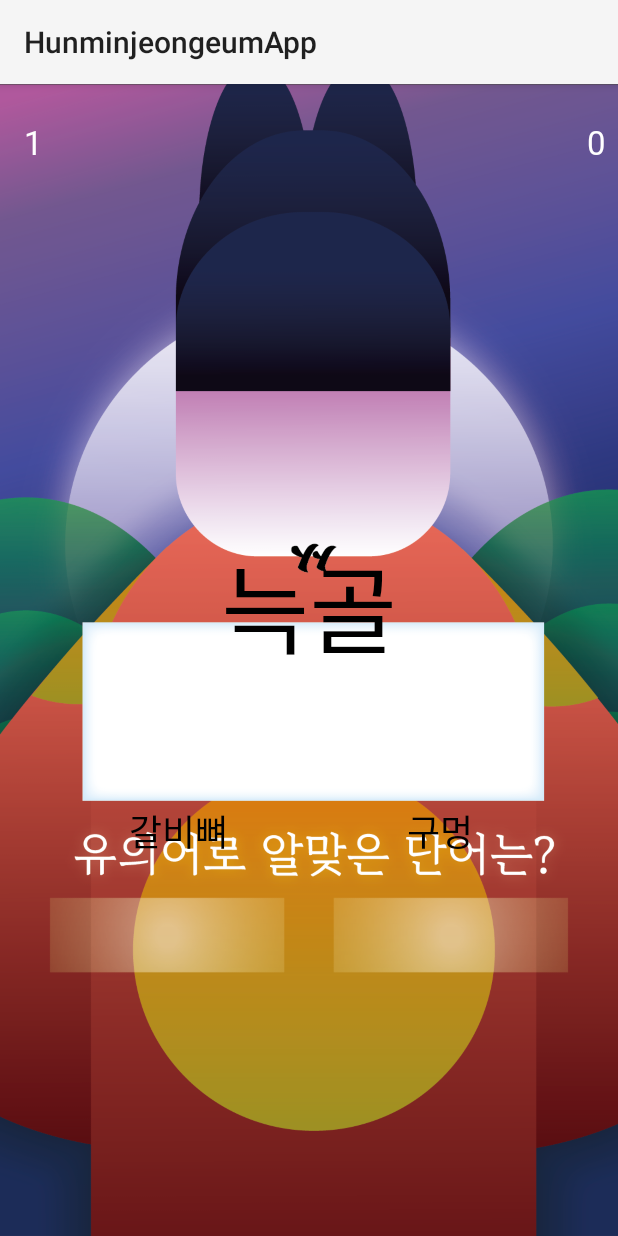
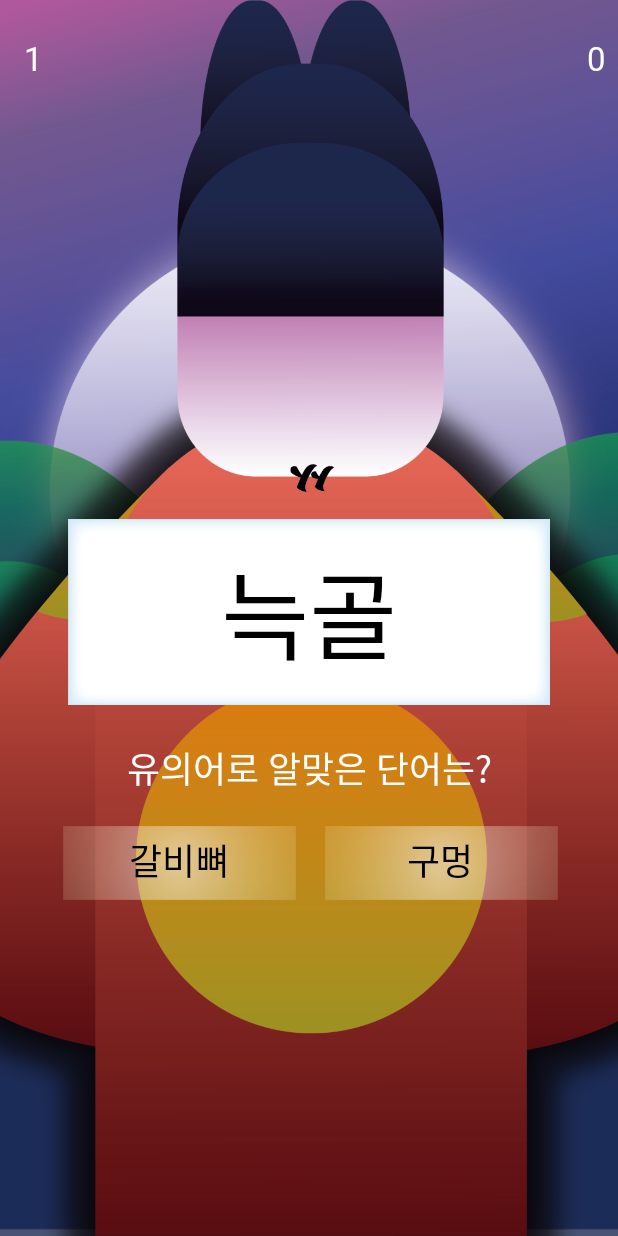
Before and after one commit to Zero020/HunminjeongeumApp, an Android app: the QuizBActivity screen opened directly, with no data from a screen before it, on a phone screen of 412 x 824 dp. Run offline under Robolectric (Android 15) with nearby library versions, the phone set to English and light mode, and no system bars.

Commit message:
fix: quiz_b 레이아웃 조정

```diff
--- a/app/src/main/res/layout/activity_quiz_b.xml
+++ b/app/src/main/res/layout/activity_quiz_b.xml
@@ -15,9 +15,22 @@
         android:layout_gravity="fill"
         android:scaleType="centerCrop"
 
-        android:src="@drawable/b_quiz_back1"
+        android:src="@drawable/b_quiz_back2_"
         android:visibility="visible"
+        app:layout_constraintBottom_toBottomOf="parent"
+        app:layout_constraintEnd_toEndOf="parent"
+        app:layout_constraintStart_toStartOf="parent"
+        app:layout_constraintTop_toTopOf="parent"
         tools:ignore="MissingConstraints" />
+
+    <ImageView
+        android:id="@+id/imageView_charactor"
+        android:layout_width="631dp"
+        android:layout_height="868dp"
+        app:layout_constraintEnd_toEndOf="parent"
+        app:layout_constraintStart_toStartOf="parent"
+        app:layout_constraintTop_toTopOf="parent"
+        app:srcCompat="@drawable/b_quiz_kingbase" />
 
     <TextView
         android:id="@+id/score"
@@ -48,99 +61,126 @@
         app:layout_constraintTop_toTopOf="parent" />
 
     <!-- 이미지뷰 (정답 또는 오답 이미지) -->
+
     <ImageView
         android:id="@+id/b_king_angry"
         android:layout_width="135dp"
         android:layout_height="100dp"
+        android:layout_marginTop="212dp"
         android:src="@drawable/a_quiz_angry"
-        android:translationX="138dp"
-        android:translationY="132dp"
         android:visibility="visible"
+        app:layout_constraintEnd_toEndOf="@+id/imageView_charactor"
+        app:layout_constraintStart_toStartOf="@+id/imageView_charactor"
+        app:layout_constraintTop_toTopOf="@+id/imageView_charactor"
+        tools:ignore="MissingConstraints"
+        tools:visibility="invisible" />
+
+    <ImageView
+        android:id="@+id/b_king_smile"
+        android:layout_width="617dp"
+        android:layout_height="897dp"
+        android:layout_marginStart="-10dp"
+        android:layout_marginBottom="255dp"
+        android:src="@drawable/a_quiz_smile"
+        android:visibility="visible"
+        app:layout_constraintBottom_toBottomOf="@+id/imageView_charactor"
+        app:layout_constraintStart_toStartOf="@+id/imageView_charactor"
         tools:ignore="MissingConstraints" />
 
     <ImageView
-        android:id="@+id/b_king_smile"
-        android:layout_width="596dp"
-        android:layout_height="962dp"
-        android:src="@drawable/a_quiz_smile"
-        android:translationX="-105dp"
-        android:translationY="-392dp"
-        android:visibility="visible"
-        tools:ignore="MissingConstraints"
-        tools:layout_editor_absoluteX="-105dp"
-        tools:layout_editor_absoluteY="-393dp" />
-
-    <ImageView
         android:id="@+id/b_resultImageView"
-        android:layout_width="345dp"
-        android:layout_height="80dp"
-        android:layout_marginTop="64dp"
+        android:layout_width="400dp"
+        android:layout_height="100dp"
+        android:layout_marginTop="180dp"
         android:scaleType="centerInside"
         app:layout_constraintEnd_toEndOf="parent"
         app:layout_constraintHorizontal_bias="0.647"
         app:layout_constraintStart_toStartOf="parent"
-        app:layout_constraintTop_toTopOf="parent" />
+        app:layout_constraintTop_toTopOf="@+id/imageView_charactor" />
 
     <ImageView
         android:id="@+id/b_resultImageView2"
         android:layout_width="220dp"
         android:layout_height="100dp"
+        android:layout_marginTop="60dp"
         android:src="@drawable/b_quiz_incorrect4"
         android:translationY="47dp"
-        app:layout_constraintBottom_toBottomOf="parent"
         app:layout_constraintEnd_toEndOf="parent"
-        app:layout_constraintHorizontal_bias="0.522"
+        app:layout_constraintHorizontal_bias="0.497"
         app:layout_constraintStart_toStartOf="parent"
-        app:layout_constraintTop_toTopOf="parent"
-        app:layout_constraintVertical_bias="0.32999998" />
+        app:layout_constraintTop_toTopOf="@+id/imageView_charactor" />
+
+    <ImageView
+        android:id="@+id/imageView_questionBack"
+        android:layout_width="321dp"
+        android:layout_height="141dp"
+        app:layout_constraintBottom_toBottomOf="@+id/question"
+        app:layout_constraintEnd_toEndOf="@+id/question"
+        app:layout_constraintStart_toStartOf="@+id/question"
+        app:layout_constraintTop_toTopOf="@+id/question"
+        app:srcCompat="@drawable/b_quiz_button" />
 
     <TextView
         android:id="@+id/question"
         android:layout_width="wrap_content"
         android:layout_height="wrap_content"
-        android:layout_marginTop="300dp"
+        android:layout_marginTop="360dp"
         android:fontFamily="@font/chungjukimsaeng"
+        android:gravity="center_horizontal"
         android:src="@drawable/b_quiz_question"
         android:text="문제 단어"
-        android:gravity="center_horizontal"
         android:textColor="@color/black"
         android:textSize="64sp"
         app:layout_constraintEnd_toEndOf="parent"
         app:layout_constraintStart_toStartOf="parent"
         app:layout_constraintTop_toTopOf="parent" />
 
+    <ImageView
+        android:id="@+id/imageView_selectbox1"
+        android:layout_width="155dp"
+        android:layout_height="60dp"
+        app:layout_constraintStart_toStartOf="@+id/item1"
+        app:layout_constraintTop_toTopOf="@+id/item1"
+        app:srcCompat="@drawable/b_quiz_selectbox" />
+
     <Button
         android:id="@+id/item1"
         android:layout_width="153dp"
         android:layout_height="55dp"
         android:layout_marginLeft="20dp"
-        android:layout_marginTop="75dp"
+        android:layout_marginTop="90dp"
+        android:background="@android:color/transparent"
         android:fontFamily="@font/kimjungchulgothiclegular"
         android:text="보기 1"
+        android:textColor="@color/black"
         android:textSize="24sp"
-        android:textColor="@color/black"
-        android:background="@android:color/transparent"
         app:layout_constraintEnd_toStartOf="@+id/item2"
         app:layout_constraintStart_toStartOf="parent"
-        app:layout_constraintWidth_percent="0.48"
-        app:layout_constraintTop_toBottomOf="@id/question"/>
+        app:layout_constraintTop_toBottomOf="@id/question"
+        app:layout_constraintWidth_percent="0.48" />
+
+    <ImageView
+        android:id="@+id/imageView_selectbox2"
+        android:layout_width="155dp"
+        android:layout_height="60dp"
+        app:layout_constraintStart_toStartOf="@+id/item2"
+        app:layout_constraintTop_toTopOf="@+id/item2"
+        app:srcCompat="@drawable/b_quiz_selectbox" />
 
     <Button
         android:id="@+id/item2"
         android:layout_width="153dp"
         android:layout_height="55dp"
         android:layout_marginRight="20dp"
-        android:layout_marginTop="75dp"
+        android:background="@android:color/transparent"
         android:fontFamily="@font/kimjungchulgothiclegular"
         android:text="보기 2"
+        android:textColor="@color/black"
         android:textSize="24sp"
-        android:textColor="@color/black"
-        android:background="@android:color/transparent"
         app:layout_constraintEnd_toEndOf="parent"
         app:layout_constraintStart_toEndOf="@+id/item1"
-        app:layout_constraintWidth_percent="0.48"
-        app:layout_constraintTop_toBottomOf="@id/question"
-        />
+        app:layout_constraintTop_toTopOf="@+id/item1"
+        app:layout_constraintWidth_percent="0.48" />
 
     <FrameLayout
         android:id="@+id/darkBackground"
@@ -153,4 +193,17 @@
         app:layout_constraintRight_toRightOf="parent"
         app:layout_constraintTop_toTopOf="parent" />
 
+    <TextView
+        android:id="@+id/textView"
+        android:layout_width="wrap_content"
+        android:layout_height="wrap_content"
+        android:fontFamily="@font/kimjungchulmyungjoregular"
+        android:text="유의어로 알맞은 단어는?"
+        android:textColor="@color/white"
+        android:textSize="24sp"
+        app:layout_constraintBottom_toTopOf="@+id/item1"
+        app:layout_constraintEnd_toEndOf="parent"
+        app:layout_constraintStart_toStartOf="parent"
+        app:layout_constraintTop_toBottomOf="@+id/imageView_questionBack" />
+
 </androidx.constraintlayout.widget.ConstraintLayout>
--- a/app/src/main/res/values/themes.xml
+++ b/app/src/main/res/values/themes.xml
@@ -1,6 +1,6 @@
 <resources xmlns:tools="http://schemas.android.com/tools">
     <!-- Base application theme. -->
-    <style name="Base.Theme.HunminjeongeumApp" parent="Theme.AppCompat.Light">
+    <style name="Base.Theme.HunminjeongeumApp" parent="Theme.Material3.DayNight.NoActionBar">
         <!-- Customize your light theme here. -->
         <!-- <item name="colorPrimary">@color/my_light_primary</item> -->
     </style>
```
Also changed, not shown: app/src/main/res/layout/activity_quiz_branking.xml (+33 -42 lines), app/src/main/res/drawable/b_quiz_kingbase.png (added), app/src/main/res/drawable/b_quiz_quizback.png (added), app/src/main/res/drawable/b_quiz_selectbox.png (added).
